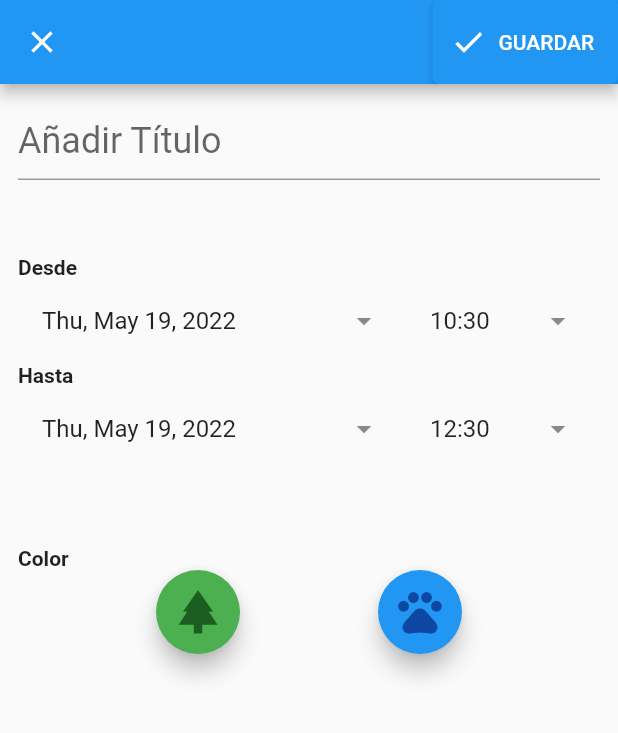
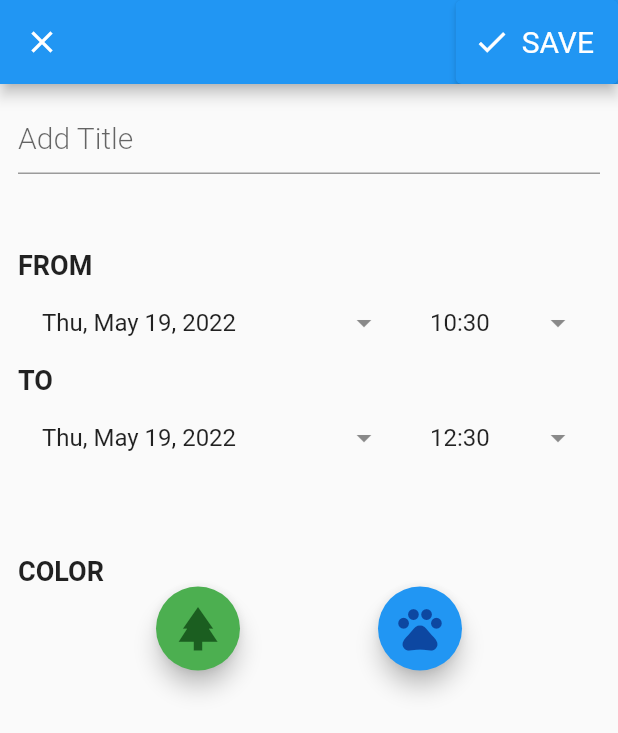
Before and after one commit to jhadechni/Qpets-App, a Flutter app: the CalendarPage screen opened directly, after a tap on the "add" icon, on a phone screen of 412 x 824 dp. Shown: the top 733 px of the screen. Run offline on Flutter 3.47's test engine with Material 2 defaults, Android fonts, the phone set to English and light mode, and no system bars; our stand-ins replace carousel_slider, cloud_firestore, curved_navigation_bar, firebase_auth, firebase_core, font_awesome_flutter and 10 more; missing offline and left inert: flutter_config, google_place, hawk_fab_menu, syncfusion_flutter_core; accounts and stored records are empty; network calls fail.

Commit message:
feat: changed color position, improved calendar with roboto fonts and weight, changed some schemas and replaced some widget for material apps

```diff
--- a/lib/main.dart
+++ b/lib/main.dart
@@ -13,28 +13,12 @@ import 'package:get/get.dart';
 import 'package:google_fonts/google_fonts.dart';
 import 'package:flutter_config/flutter_config.dart';
 import 'package:firebase_core/firebase_core.dart';
+import 'package:qpets_app/utils/ourPurple.dart';
 import 'controllers/authentication_controller.dart';
 import 'domain/authentication.dart';
 import 'domain/repositories/place_repository.dart';
 import 'domain/use_case/places.dart';
-
-class Palette {
-  static const MaterialColor ourPurple = MaterialColor(
-    0xFF7F77C6, // 0% comes in here, this will be color picked if no shade is selected when defining a Color property which doesn’t require a swatch.
-    <int, Color>{
-      50: Color(0x008064c2), //10%
-      100: Color(0x007259ad), //20%
-      200: Color(0x00634e97), //30%
-      300: Color(0x00554382), //40%
-      400: Color(0x0047386c), //50%
-      500: Color(0x00392c56), //60%
-      600: Color(0x002b2141), //70%
-      700: Color(0x001c162b), //80%
-      800: Color(0x000e0b16), //90%
-      900: Color(0x00000000), //100%
-    },
-  );
-}
+MaterialColor ourPurlple = Palette.ourPurple;
 
 class InitialBinding implements Bindings {
   @override
--- a/lib/ui/pages/calendar/calendar_widget.dart
+++ b/lib/ui/pages/calendar/calendar_widget.dart
@@ -1,9 +1,14 @@
 import 'package:flutter/material.dart';
 import 'package:get/get.dart';
+import 'package:google_fonts/google_fonts.dart';
 import 'package:qpets_app/domain/calendar/event_data_source.dart';
 import 'package:qpets_app/ui/pages/calendar/tasks_widget.dart';
 import 'package:qpets_app/controllers/calendar_event_controller.dart';
+import 'package:qpets_app/utils/ourPurple.dart';
 import 'package:syncfusion_flutter_calendar/calendar.dart';
+import 'package:syncfusion_flutter_calendar/calendar.dart';
+
+MaterialColor ourPurlple = Palette.ourPurple;
 
 class CalendarWidget extends StatelessWidget {
   EventController controller = Get.find<EventController>();
@@ -12,14 +17,30 @@ class CalendarWidget extends StatelessWidget {
   @override
   Widget build(BuildContext context) {
     return GetBuilder<EventController>(builder: (_) {
-      return SfCalendar(
+      return MaterialApp(
+        debugShowCheckedModeBanner: false,
+        theme: ThemeData(
+          textTheme: GoogleFonts.robotoTextTheme(),
+          colorScheme: ColorScheme.fromSwatch(
+            primarySwatch: ourPurlple,
+          ),
+        ),
+        home: SfCalendar(
           view: CalendarView.month,
           monthViewSettings: const MonthViewSettings(
               showAgenda: true,
+              agendaItemHeight: 40,
+              agendaStyle: AgendaStyle(
+                dayTextStyle: TextStyle(
+                    fontStyle: FontStyle.normal,
+                    fontSize: 20,
+                    fontWeight: FontWeight.w700,
+                    color: Colors.black),
+              ),
               monthCellStyle: MonthCellStyle(
                 backgroundColor: Color(0xFFEEECFC),
                 trailingDatesBackgroundColor: Color(0xff216583),
-              leadingDatesBackgroundColor:Colors.white,
+                leadingDatesBackgroundColor: Colors.white,
                 todayBackgroundColor: Color(0xFFC6BFFF),
               )),
           dataSource: EventDataSource(),
@@ -32,6 +53,7 @@ class CalendarWidget extends StatelessWidget {
               builder: (context) => TasksWidget(),
             );
           },
+        ),
       );
     });
   }
--- a/lib/ui/pages/calendar/event_editing_page.dart
+++ b/lib/ui/pages/calendar/event_editing_page.dart
@@ -3,6 +3,8 @@ import 'package:get/get.dart';
 import 'package:qpets_app/controllers/calendar_event_controller.dart';
 import 'package:qpets_app/domain/calendar/event.dart';
 import 'package:qpets_app/utils/utils.dart';
+import 'package:google_fonts/google_fonts.dart';
+import 'package:qpets_app/utils/ourPurple.dart';
 
 class EventEditingPage extends StatefulWidget {
   final Event? event;
@@ -16,6 +18,7 @@ class EventEditingPage extends StatefulWidget {
 
 class _EventEditingPageState extends State<EventEditingPage> {
   Color bgColor = Colors.blue;
+
   final _formKey = GlobalKey<FormState>();
   final titleController = TextEditingController();
   late DateTime fromDate;
@@ -38,7 +41,12 @@ class _EventEditingPageState extends State<EventEditingPage> {
   }
 
   @override
-  Widget build(BuildContext context) => Scaffold(
+  Widget build(BuildContext context) => MaterialApp(
+        theme: ThemeData(
+            textTheme: GoogleFonts.robotoTextTheme(),
+            primarySwatch: Palette.ourPurple),
+        debugShowCheckedModeBanner: false,
+        home: Scaffold(
           appBar: AppBar(
             leading: const CloseButton(),
             actions: buildEditingActions(),
@@ -60,9 +68,10 @@ class _EventEditingPageState extends State<EventEditingPage> {
               ), // Column
             ), // Form
           ), // SingleChildScrollView
+        ),
       );
   Widget colorPicker() => buildHeader(
-      header: "Color",
+      header: "COLOR",
       child: Row(
         children: [
           Expanded(
@@ -103,7 +112,7 @@ class _EventEditingPageState extends State<EventEditingPage> {
         ],
       ));
   Widget buildFrom() => buildHeader(
-        header: "Desde",
+        header: "FROM",
         child: Row(
           children: [
             Expanded(
@@ -123,7 +132,7 @@ class _EventEditingPageState extends State<EventEditingPage> {
         ),
       );
   Widget buildTo() => buildHeader(
-        header: "Hasta",
+        header: "TO",
         child: Row(
           children: [
             Expanded(
@@ -150,20 +159,26 @@ class _EventEditingPageState extends State<EventEditingPage> {
           ),
           onPressed: saveForm,
           icon: const Icon(Icons.done),
-          label: const Text('GUARDAR'),
+          label: const Text(
+            'SAVE',
+            style: const TextStyle(
+                fontWeight: FontWeight.w400,
+                fontFamily: "Roboto",
+                fontSize: 20),
+          ),
         ),
       ];
 
   Widget buildTitle() => TextFormField(
-        style: const TextStyle(fontSize: 24),
+        style: const TextStyle(
+            fontWeight: FontWeight.w300, fontFamily: "Roboto", fontSize: 20),
         decoration: const InputDecoration(
           border: UnderlineInputBorder(),
-          hintText: "Añadir Título",
+          hintText: "Add Title",
         ),
         onFieldSubmitted: (_) => saveForm(),
-        validator: (title) => title != null && title.isEmpty
-            ? "El título no puede estar vacío"
-            : null,
+        validator: (title) =>
+            title != null && title.isEmpty ? "Tittle cannot be empty" : null,
         controller: titleController,
       );
   Widget buildDateTimePickers() => Column(
@@ -235,7 +250,13 @@ class _EventEditingPageState extends State<EventEditingPage> {
       Column(
         crossAxisAlignment: CrossAxisAlignment.start,
         children: [
-          Text(header, style: const TextStyle(fontWeight: FontWeight.bold)),
+          Text(
+            header,
+            style: const TextStyle(
+                fontWeight: FontWeight.bold,
+                fontFamily: "Roboto",
+                fontSize: 18),
+          ),
           child,
         ],
       );
--- /dev/null
+++ b/lib/utils/ourPurple.dart
@@ -0,0 +1,18 @@
+import 'package:flutter/material.dart';
+class Palette {
+  static const MaterialColor ourPurple = MaterialColor(
+    0xFF7F77C6, // 0% comes in here, this will be color picked if no shade is selected when defining a Color property which doesn’t require a swatch.
+    <int, Color>{
+      50: Color(0x008064c2), //10%
+      100: Color(0x007259ad), //20%
+      200: Color(0x00634e97), //30%
+      300: Color(0x00554382), //40%
+      400: Color(0x0047386c), //50%
+      500: Color(0x00392c56), //60%
+      600: Color(0x002b2141), //70%
+      700: Color(0x001c162b), //80%
+      800: Color(0x000e0b16), //90%
+      900: Color(0x00000000), //100%
+    },
+  );
+}
```
Lines whose indentation alone changed are shown as unchanged.
